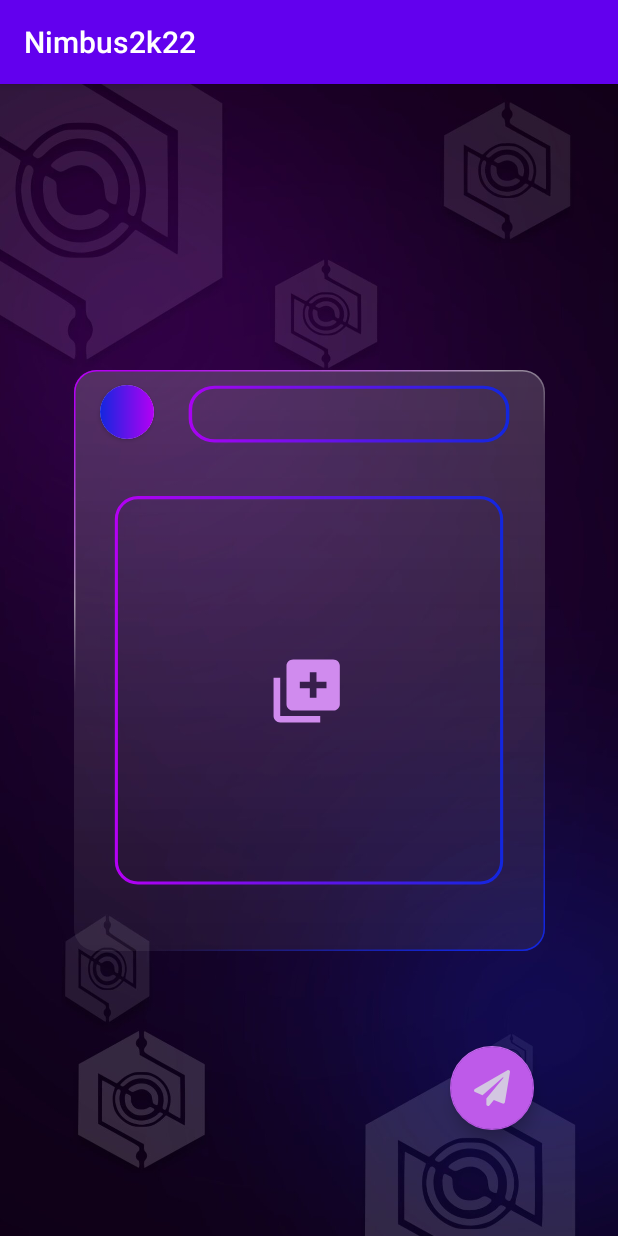
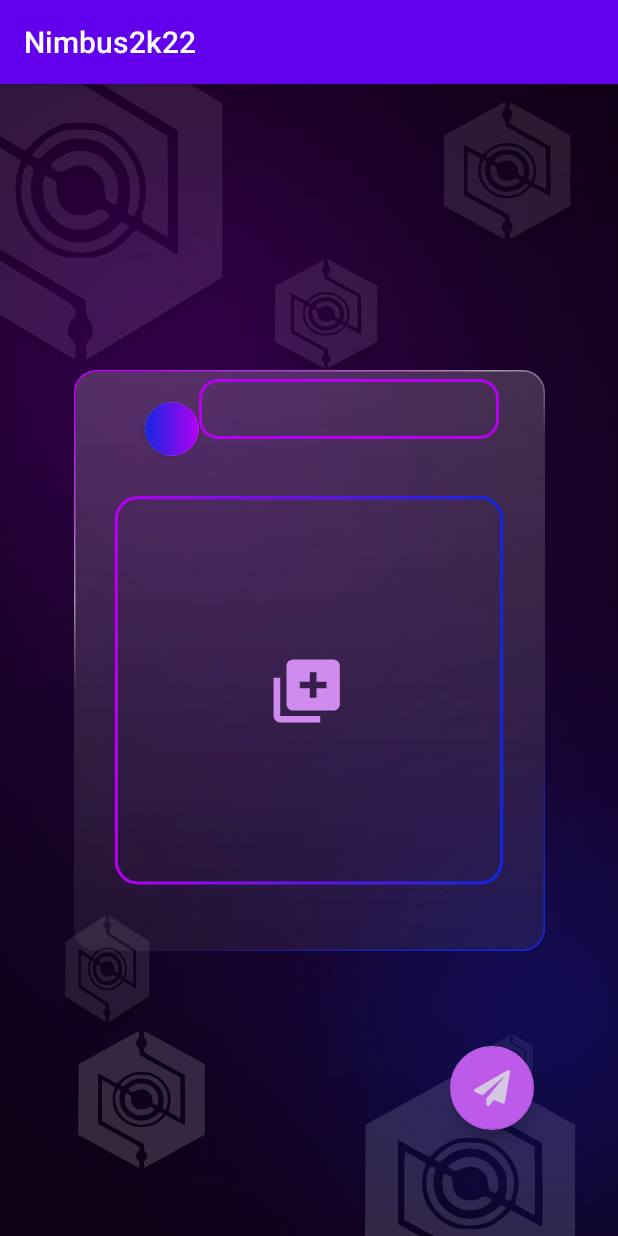
Before and after one commit to appteam-nith/Nimbus-2k22-front-end, an Android app: the screen it shows after launch (memePost), on a phone screen of 412 x 824 dp. Run offline under Robolectric (Android 15) with nearby library versions, the light colour scheme and no system bars; pictures from the network do not load.

Commit message:
edit text border color

```diff
--- a/app/src/main/res/drawable/ic_rctangle.xml
+++ b/app/src/main/res/drawable/ic_rctangle.xml
@@ -1,23 +1,23 @@
-<vector xmlns:android="http://schemas.android.com/apk/res/android"
-    xmlns:aapt="http://schemas.android.com/aapt"
-    android:width="260dp"
-    android:height="80dp"
-    android:viewportWidth="225"
-    android:viewportHeight="76">
-  <path
-      android:pathData="M21,30C21,22.268 27.268,16 35,16H190C197.732,16 204,22.268 204,30V36C204,43.732 197.732,50 190,50H35C27.268,50 21,43.732 21,36V30Z"
-      android:strokeWidth="2"
-      android:fillColor="#00000000">
-    <aapt:attr name="android:strokeColor">
-      <gradient
-          android:startY="33.3673"
-          android:startX="5"
-          android:endY="33.3673"
-          android:endX="205"
-          android:type="linear">
-        <item android:offset="0" android:color="#FFB500F4"/>
-        <item android:offset="1" android:color="#FF1226DF"/>
-      </gradient>
-    </aapt:attr>
-  </path>
-</vector>
+<shape
+    xmlns:android="http://schemas.android.com/apk/res/android"
+    android:shape="rectangle"
+    >
+<size
+    android:width="200dp"
+    android:height="40dp"
+  />
+  <solid
+      android:color="@android:color/transparent"
+      />
+
+  <corners
+      android:bottomRightRadius="12dp"
+      android:bottomLeftRadius="12dp"
+      android:topLeftRadius="12dp"
+      android:topRightRadius="12dp"
+      />
+  <stroke
+      android:color="#FFB500F4"
+    android:width="2dp"
+      />
+</shape>
```
